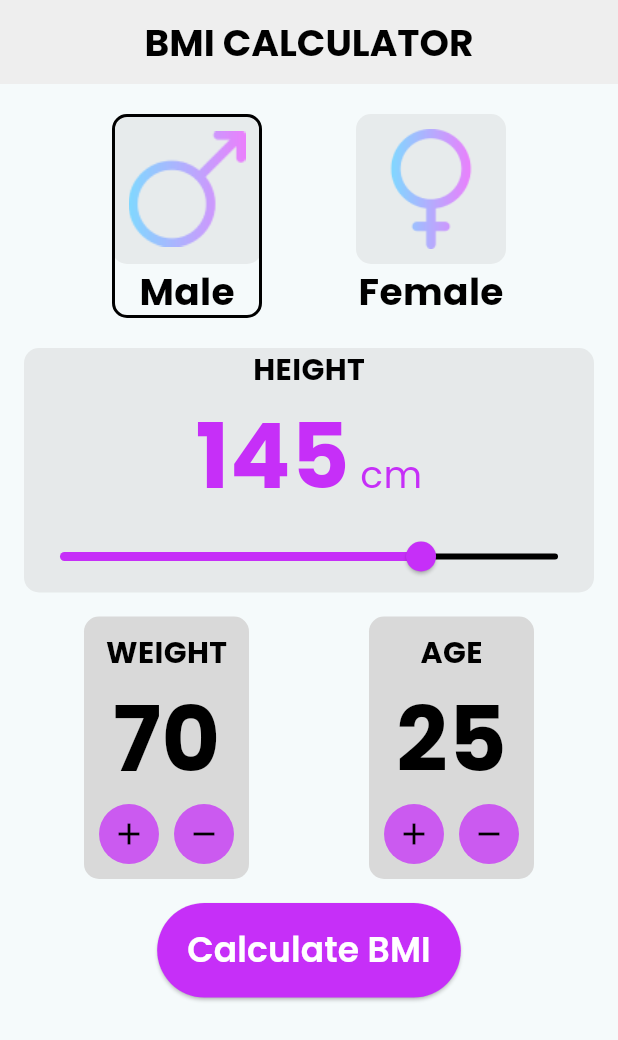
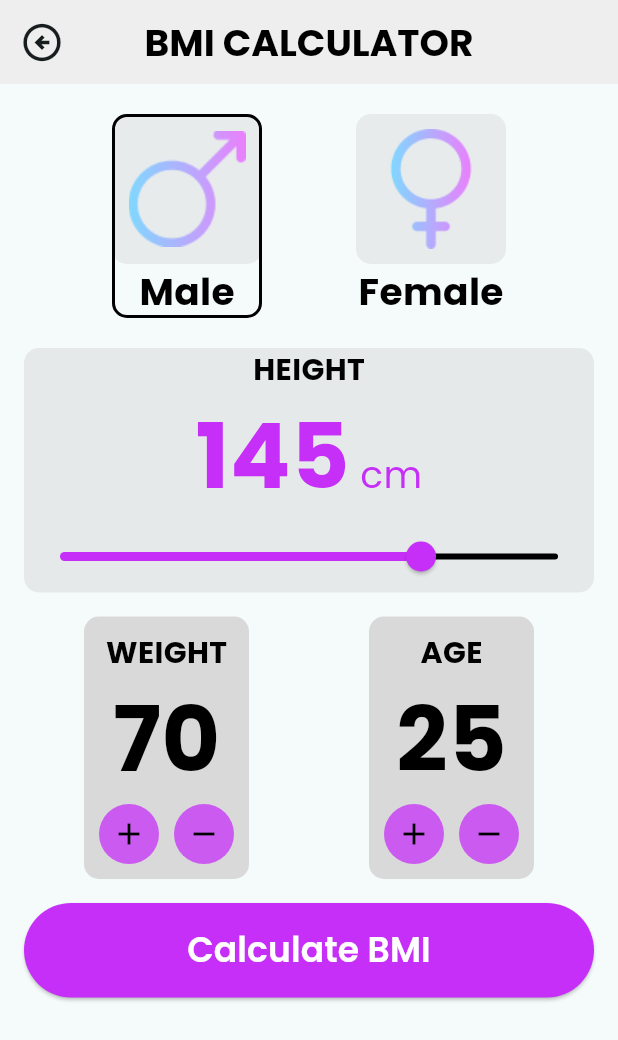
Before and after one commit to Basel85/MD-TREE-Session-4, a Flutter app: the BMIScreen screen opened directly, on a phone screen of 412 x 824 dp. Shown: the top 1040 px of the screen. Run offline on Flutter 3.47's test engine with Material 3 defaults, Android fonts, the phone set to English and light mode, and no system bars.

Commit message:
almost done

```diff
--- a/lib/presentation/screens/bmi_screen.dart
+++ b/lib/presentation/screens/bmi_screen.dart
@@ -10,6 +10,7 @@ class BMIScreen extends StatelessWidget {
     return const Scaffold(
       appBar: CustomAppBar(
         appBarTitle: "BMI CALCULATOR",
+        isBackButtonVisible: true,
       ),
       body: BMIScreenBody(),
     );
--- a/lib/presentation/widgets/bmi_screen_body/bmi_screen_body.dart
+++ b/lib/presentation/widgets/bmi_screen_body/bmi_screen_body.dart
@@ -1,11 +1,13 @@
 import 'package:flutter/material.dart';
 import 'package:md_tree_session_4/helpers/app_assets.dart';
+import 'package:md_tree_session_4/presentation/screens/summary_screen.dart';
 import 'package:md_tree_session_4/presentation/widgets/bmi_screen_body/calculate_bmi_text.dart';
 import 'package:md_tree_session_4/presentation/widgets/bmi_screen_body/genders_horizontal_list/gender_card/gender_card.dart';
 import 'package:md_tree_session_4/presentation/widgets/bmi_screen_body/genders_horizontal_list/genders_horizontal_list.dart';
 import 'package:md_tree_session_4/presentation/widgets/bmi_screen_body/height_component/height_component.dart';
 import 'package:md_tree_session_4/presentation/widgets/bmi_screen_body/weight_age_component/weight_age_component.dart';
 import 'package:md_tree_session_4/presentation/widgets/custom_button.dart';
+import 'package:md_tree_session_4/utils/bmi_category_getter.dart';
 
 class BMIScreenBody extends StatefulWidget {
   const BMIScreenBody({super.key});
@@ -14,7 +16,7 @@ class BMIScreenBody extends StatefulWidget {
   State<BMIScreenBody> createState() => _BMIScreenBodyState();
 }
 
-class _BMIScreenBodyState extends State<BMIScreenBody> {
+class _BMIScreenBodyState extends State<BMIScreenBody> with BMICategoryGetter {
   bool isMale = true;
   double height = 145;
   int weight = 70;
@@ -102,6 +104,11 @@ class _BMIScreenBodyState extends State<BMIScreenBody> {
           onPressed: () {
             // calculate bmi
             final bmiResult = weight / ((height / 100) * (height / 100));
+            String bmiCategory = getBMICategory(bmiResult);
+            Navigator.push(context, MaterialPageRoute(builder: (context) {
+              return SummaryScreen(
+                  bmiResult: bmiResult, bmiCategory: bmiCategory);
+            }));
           },
           buttonContent: const CalculateBMIText(),
         )
--- a/lib/presentation/widgets/custom_button.dart
+++ b/lib/presentation/widgets/custom_button.dart
@@ -13,7 +13,9 @@ class CustomButton extends StatelessWidget {
 
   @override
   Widget build(BuildContext context) {
-    return ElevatedButton(
+    return SizedBox(
+      width: double.infinity,
+      child: ElevatedButton(
         onPressed: onPressed,
         style: ButtonStyle(
           backgroundColor: MaterialStateProperty.all<Color>(buttonColor),
@@ -23,6 +25,7 @@ class CustomButton extends StatelessWidget {
               RoundedRectangleBorder(borderRadius: BorderRadius.circular(50))),
         ),
         child: buttonContent,
+      ),
     );
   }
 }
--- a/lib/presentation/widgets/dashboard_screen_body/calculate_your_bmi_button/calculate_your_bmi_button.dart
+++ b/lib/presentation/widgets/dashboard_screen_body/calculate_your_bmi_button/calculate_your_bmi_button.dart
@@ -1,6 +1,7 @@
 import 'package:flutter/cupertino.dart';
 import 'package:flutter/material.dart';
 import 'package:flutter/widgets.dart';
+import 'package:md_tree_session_4/presentation/screens/bmi_screen.dart';
 import 'package:md_tree_session_4/presentation/widgets/custom_button.dart';
 import 'package:md_tree_session_4/presentation/widgets/dashboard_screen_body/calculate_your_bmi_button/bmi_image.dart';
 import 'package:md_tree_session_4/presentation/widgets/dashboard_screen_body/calculate_your_bmi_button/calculate_your_bmi_text.dart';
@@ -20,6 +21,9 @@ class CalculateYourBMIButton extends StatelessWidget {
             BMIImage()
           ],
         ),
-        onPressed: () {});
+        onPressed: () {
+          Navigator.push(context,
+              MaterialPageRoute(builder: (context) => const BMIScreen()));
+        });
   }
 }
--- a/lib/presentation/widgets/sign_in_screen_body/sign_in_button/sign_in_button.dart
+++ b/lib/presentation/widgets/sign_in_screen_body/sign_in_button/sign_in_button.dart
@@ -1,4 +1,5 @@
 import 'package:flutter/material.dart';
+import 'package:md_tree_session_4/presentation/screens/dashboard_screen.dart';
 import 'package:md_tree_session_4/presentation/widgets/custom_button.dart';
 import 'package:md_tree_session_4/presentation/widgets/sign_in_screen_body/sign_in_button/sign_in_text.dart';
 
@@ -8,7 +9,10 @@ class SignInButton extends StatelessWidget {
   @override
   Widget build(BuildContext context) {
     return CustomButton(
-      onPressed: () {},
+      onPressed: () {
+        Navigator.push(context,
+            MaterialPageRoute(builder: (context) => const DashboardScreen()));
+      },
       buttonContent: const SignInText(),
     );
   }
--- a/lib/presentation/widgets/summary_screen_body/bmi_result_component/bmi_result_component.dart
+++ b/lib/presentation/widgets/summary_screen_body/bmi_result_component/bmi_result_component.dart
@@ -11,7 +11,7 @@ class BMIResultComponent extends StatelessWidget {
   @override
   Widget build(BuildContext context) {
     return Container(
-      padding: const EdgeInsets.all(10),
+      padding: const EdgeInsets.all(16),
       decoration: BoxDecoration(
         color: AppColors.colorFFB6B6,
         borderRadius: BorderRadius.circular(10),
```
Also changed, not shown: lib/md_tree_session_4.dart (+1 -6 lines), lib/presentation/widgets/summary_screen_body/back_to_home_button/back_to_home_button.dart (added, +16 -0 lines), lib/presentation/widgets/summary_screen_body/bmi_result_component/bmi_result_component_contents/bmi_result_component_contents.dart (+5 -2 lines), lib/presentation/widgets/summary_screen_body/summary_screen_body.dart (+2 -7 lines). Lines whose indentation alone changed are shown as unchanged.
